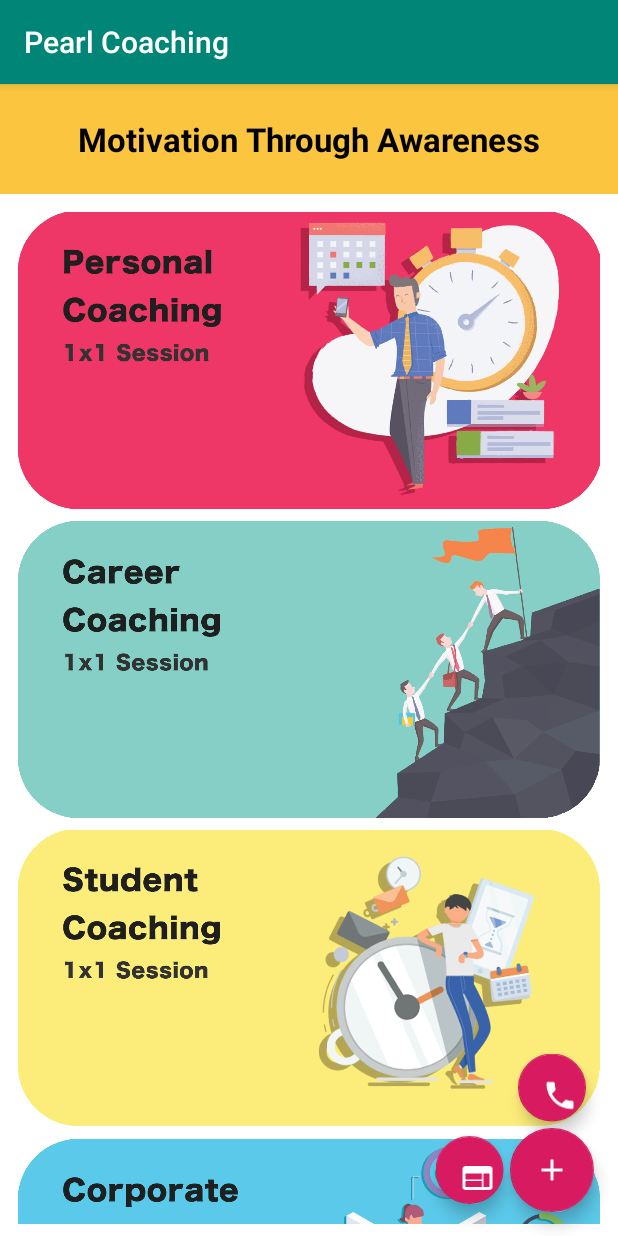
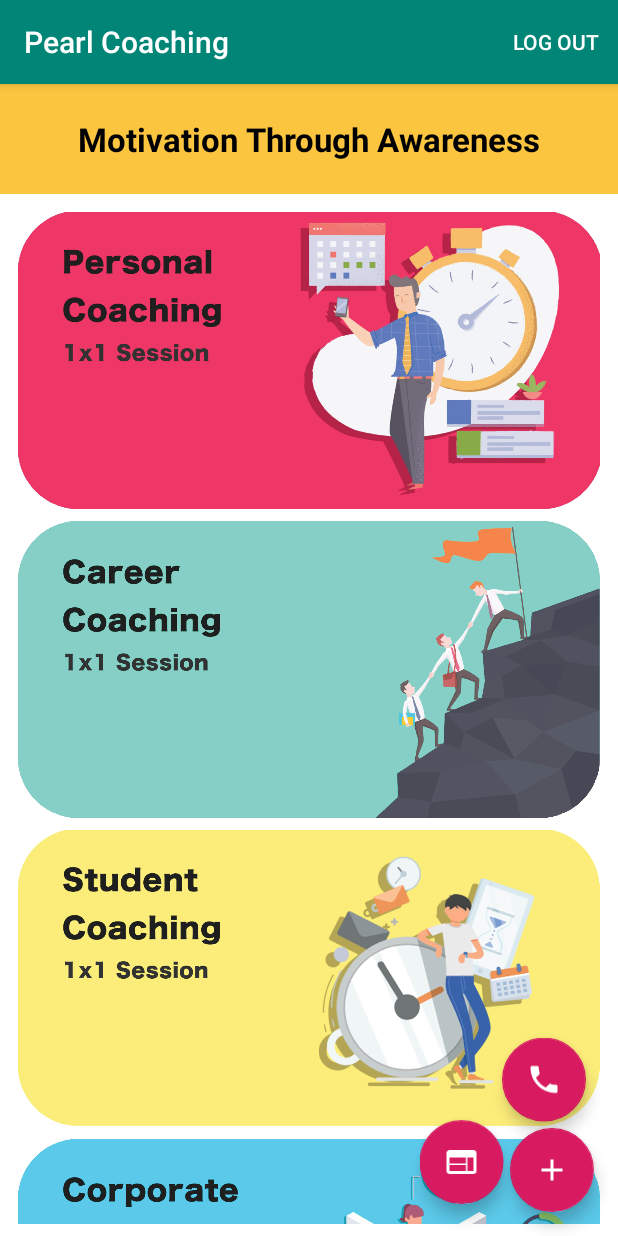
Before and after one commit to pa1-teja/pav_repo, an Android app: the screen it shows after launch once a user with an empty profile is signed in (ServicesScreen), after a tap on an icon or button, on a phone screen of 412 x 824 dp. Run offline under Robolectric (Android 15) with nearby library versions, the phone set to English and light mode, and no system bars; our stand-ins replace Firebase (no records; nobody signed in at launch, a user with empty details on screens opened directly); libraries missing offline, so code that uses them is left out: com.facebook, com.facebook.login; 6 statements that could not run were skipped.

Commit message:
implemented logout feature

```diff
--- a/PearlCoaching/app/src/main/java/com/pearlcoaching/pearlcoaching/LoginScreen.java
+++ b/PearlCoaching/app/src/main/java/com/pearlcoaching/pearlcoaching/LoginScreen.java
@@ -195,6 +195,8 @@ public class LoginScreen extends AppCompatActivity implements View.OnClickListen
 
     public void updateUI(FirebaseUser user){
         Intent intent = new Intent(this,ServicesScreen.class);
+        intent.addCategory(Intent.ACTION_MAIN);
+        intent.setFlags(Intent.FLAG_ACTIVITY_CLEAR_TOP);
         if (user != null){
             Log.d(TAG,"user signed in : " + user.getEmail());
             Log.d(TAG,"user signed in : " + user.getDisplayName());
--- a/PearlCoaching/app/src/main/java/com/pearlcoaching/pearlcoaching/SplashScreen.java
+++ b/PearlCoaching/app/src/main/java/com/pearlcoaching/pearlcoaching/SplashScreen.java
@@ -27,7 +27,10 @@ public class SplashScreen extends AppCompatActivity {
 
     private void goToNextScreen() {
 //        startActivity(new Intent(SplashScreen.this, ServicesScreen.class));
-        startActivity(new Intent(SplashScreen.this, LoginScreen.class));
+        Intent intent = new Intent(SplashScreen.this, LoginScreen.class);
+        intent.setFlags(Intent.FLAG_ACTIVITY_CLEAR_TOP);
+        intent.addCategory(Intent.CATEGORY_HOME);
+        startActivity(intent);
         finish();
     }
 }
--- a/PearlCoaching/app/src/main/java/com/pearlcoaching/pearlcoaching/baseclass/BaseActivity.java
+++ b/PearlCoaching/app/src/main/java/com/pearlcoaching/pearlcoaching/baseclass/BaseActivity.java
@@ -5,8 +5,14 @@ import android.support.v4.app.Fragment;
 import android.support.v4.app.FragmentManager;
 import android.support.v4.app.FragmentTransaction;
 import android.support.v7.app.AppCompatActivity;
+import android.view.Menu;
+import android.view.MenuInflater;
+import android.view.MenuItem;
 
+import com.google.firebase.auth.FirebaseAuth;
 import com.pearlcoaching.pearlcoaching.R;
+
+import java.util.zip.Inflater;
 
 public class BaseActivity extends AppCompatActivity {
 
@@ -24,6 +30,29 @@ public class BaseActivity extends AppCompatActivity {
         }
         fragmentTransaction.commit();
     }
+
+    @Override
+    public boolean onCreateOptionsMenu(Menu menu) {
+        MenuInflater menuInflater = getMenuInflater();
+        menuInflater.inflate(R.menu.logout_item,menu);
+        return true;
+    }
+
+    @Override
+    public boolean onOptionsItemSelected(MenuItem item) {
+        switch (item.getItemId()) {
+
+            case R.id.log_out:
+                FirebaseAuth.getInstance().signOut();
+                finish();
+                break;
+
+            default:
+                return super.onOptionsItemSelected(item);
+        }
+        return true;
+    }
+
     protected void addFragment(Fragment fragment, boolean isReplace, boolean isAddToBackStack, String fragment_name) {
         FragmentManager fragmentManager = getSupportFragmentManager();
         FragmentTransaction fragmentTransaction = fragmentManager.beginTransaction();
--- a/PearlCoaching/app/src/main/res/layout/base_activity.xml
+++ b/PearlCoaching/app/src/main/res/layout/base_activity.xml
@@ -20,8 +20,8 @@
     <android.support.design.widget.FloatingActionButton
         android:id="@+id/fab2"
         android:background="@color/com_facebook_blue"
-        android:layout_width="@dimen/standard_45"
-        android:layout_height="@dimen/standard_45"
+        android:layout_width="wrap_content"
+        android:layout_height="wrap_content"
         android:layout_gravity="bottom|end"
         android:layout_margin="@dimen/standard_21"
         android:foregroundGravity="center"
@@ -30,8 +30,8 @@
     <android.support.design.widget.FloatingActionButton
         android:id="@+id/fab1"
         android:background="@color/com_facebook_blue"
-        android:layout_width="@dimen/standard_45"
-        android:layout_height="@dimen/standard_45"
+        android:layout_width="wrap_content"
+        android:layout_height="wrap_content"
         android:layout_gravity="bottom|end"
         android:layout_margin="@dimen/standard_21"
         android:foregroundGravity="center"
--- a/PearlCoaching/app/src/main/res/layout/fragment_service_booking.xml
+++ b/PearlCoaching/app/src/main/res/layout/fragment_service_booking.xml
@@ -184,6 +184,7 @@
             android:layout_marginLeft="12dp"
             android:layout_marginTop="12dp"
             android:layout_marginRight="12dp"
+            android:layout_marginBottom="22dp"
             android:background="@drawable/border_line">
 
             <android.support.v7.widget.AppCompatTextView
--- /dev/null
+++ b/PearlCoaching/app/src/main/res/menu/logout_item.xml
@@ -0,0 +1,11 @@
+<?xml version="1.0" encoding="utf-8"?>
+<menu xmlns:android="http://schemas.android.com/apk/res/android"
+    xmlns:app="http://schemas.android.com/apk/res-auto">
+
+    <item
+        android:id="@+id/log_out"
+        app:showAsAction="ifRoom"
+        android:orderInCategory="10"
+        android:title="Log Out" />
+
+</menu>
--- a/PearlCoaching/app/src/main/res/values/strings.xml
+++ b/PearlCoaching/app/src/main/res/values/strings.xml
@@ -20,6 +20,6 @@
     <string name="hello_blank_fragment">Hello blank fragment</string>
     <string name="web_link_text"><![CDATA[<u><h2>Click this link to visit Pearl Coaching</h2></u>]]></string>
     <string name="web_link_url">http://www.pearlcoaching.in</string>
-    <string name="phone">+919886539345</string>
+    <string name="phone">+918970289345</string>
 
 </resources>
```
Also changed, not shown: 2 other files.
